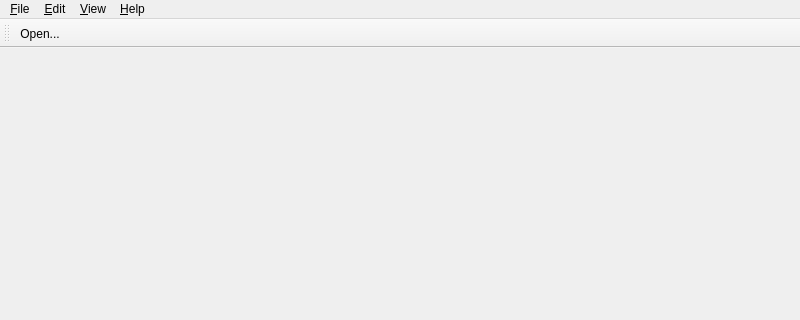
Old version of the form Code/Application/Catalogue/mvdMainWindow.ui in the repository orfeotoolbox/OTB; both pictures show x 0 to 800 and y 0 to 320 of the 800 by 600 pixel window.
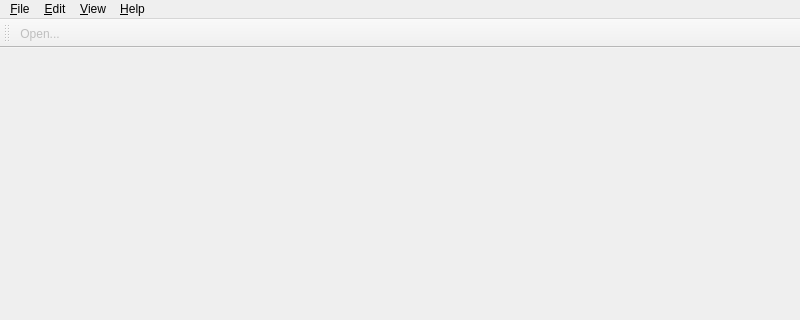
New version of the form. Icons and pictures are not drawn.

Commit message: ENH: Derived Application/Catalogue/MainWindow from Code/Common/Gui/I18nMainWindow; Disabled inactive menu items (File/Open, Edit/Preferences, View/Quicklook|Color setup|Color dynamics).

Patch:
```diff
--- a/Code/Application/Catalogue/mvdMainWindow.ui
+++ b/Code/Application/Catalogue/mvdMainWindow.ui
@@ -84,6 +84,9 @@
    </property>
   </action>
   <action name="action_Open">
+   <property name="enabled">
+    <bool>false</bool>
+   </property>
    <property name="icon">
     <iconset resource="mvdMainWindow.qrc">
      <normaloff>:/icons/action_Open_Icon</normaloff>:/icons/action_Open_Icon</iconset>
```
Left out of the diff: 14 changed lines with no effect on the pictures. The commit also changes 3 other files.
